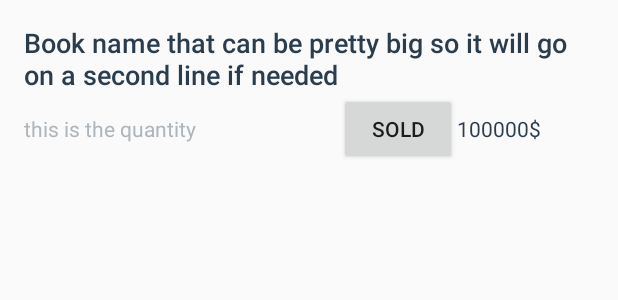
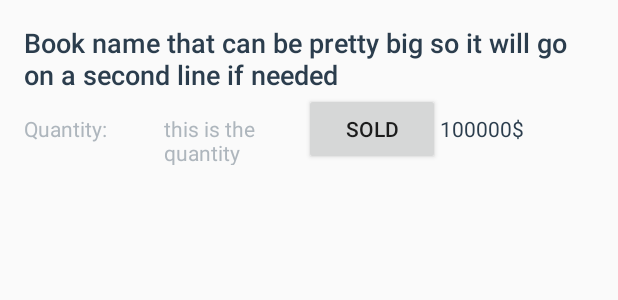
Before and after one commit to shoxtrem/BookStoreApp, an Android app: the layout list_item.xml on its own in the app's theme, with its tools: preview values and no code run, on a phone screen of 412 x 824 dp. Shown: the top 300 px of the screen. Run offline under Robolectric (Android 15) with nearby library versions, the phone set to English and light mode, and no system bars.

```diff
--- a/app/src/main/java/com/example/android/bookstoreapp/CatalogActivity.java
+++ b/app/src/main/java/com/example/android/bookstoreapp/CatalogActivity.java
@@ -77,7 +77,6 @@ public class CatalogActivity extends AppCompatActivity implements
                 // For example, the URI would be "content://com.example.android.bookstoreapp/books/2"
                 // if the book with ID 2 was clicked on.
                 Uri currentBookUri = ContentUris.withAppendedId(BookContract.BookEntry.CONTENT_URI, id);
-
                 // Set the URI on the data field of the intent
                 intent.setData(currentBookUri);
 
--- a/app/src/main/java/com/example/android/bookstoreapp/DetailsActivity.java
+++ b/app/src/main/java/com/example/android/bookstoreapp/DetailsActivity.java
@@ -9,6 +9,7 @@ import android.net.Uri;
 import android.os.Bundle;
 import android.support.annotation.Nullable;
 import android.support.v7.app.AppCompatActivity;
+import android.util.Log;
 import android.view.Menu;
 import android.view.MenuItem;
 import android.widget.TextView;
@@ -85,8 +86,6 @@ public class DetailsActivity extends AppCompatActivity implements
         switch (item.getItemId()){
             case R.id.action_edit:
                 Intent intent = new Intent(DetailsActivity.this, EditorActivity.class);
-
-                Uri currentBookUri = BookContract.BookEntry.CONTENT_URI;
 
                 // Set the URI on the data field of the intent
                 intent.setData(currentBookUri);
--- a/app/src/main/res/layout/activity_details.xml
+++ b/app/src/main/res/layout/activity_details.xml
@@ -27,7 +27,7 @@
         android:layout_width="wrap_content"
         android:layout_height="wrap_content"
         android:layout_marginTop="28dp"
-        android:text=""
+        android:maxLength="15"
         tools:text="854644545450"
         app:layout_constraintStart_toStartOf="@+id/guideline"
         app:layout_constraintTop_toBottomOf="@+id/details_supplier" />
--- a/app/src/main/res/layout/activity_editor.xml
+++ b/app/src/main/res/layout/activity_editor.xml
@@ -72,6 +72,7 @@
             <EditText
                 android:id="@+id/edit_book_supplier_phone_number"
                 style="@style/EditorFieldStyle"
+                android:maxLength="15"
                 android:hint="@string/category_supplier_phone_number"
                 android:inputType="phone" />
         </RelativeLayout>
--- a/app/src/main/res/layout/list_item.xml
+++ b/app/src/main/res/layout/list_item.xml
@@ -34,10 +34,21 @@
         android:orientation="horizontal">
 
         <TextView
+            android:layout_width="0dp"
+            android:layout_height="wrap_content"
+            android:layout_weight="2"
+            android:fontFamily="sans-serif"
+            android:maxLength="40"
+            android:text="@string/summary_text_view"
+            android:textAppearance="?android:textAppearanceSmall"
+            android:textColor="#AEB6BD"
+            tools:targetApi="jelly_bean" />
+
+        <TextView
             android:id="@+id/summary"
             android:layout_width="0dp"
             android:layout_height="wrap_content"
-            android:layout_weight="6"
+            android:layout_weight="2"
             android:fontFamily="sans-serif"
             android:maxLength="40"
             android:textAppearance="?android:textAppearanceSmall"
--- a/app/src/main/res/values/strings.xml
+++ b/app/src/main/res/values/strings.xml
@@ -112,5 +112,6 @@
     <string name="details_quantity_changer_default" >1</string>
     <string name="action_edit">Edit</string>
     <string name="button_sale">Sold</string>
+    <string name="summary_text_view">Quantity: </string>
 
 </resources>
```
Also changed, not shown: app/src/main/java/com/example/android/bookstoreapp/BookCursorAdapter.java (+43 -22 lines).
